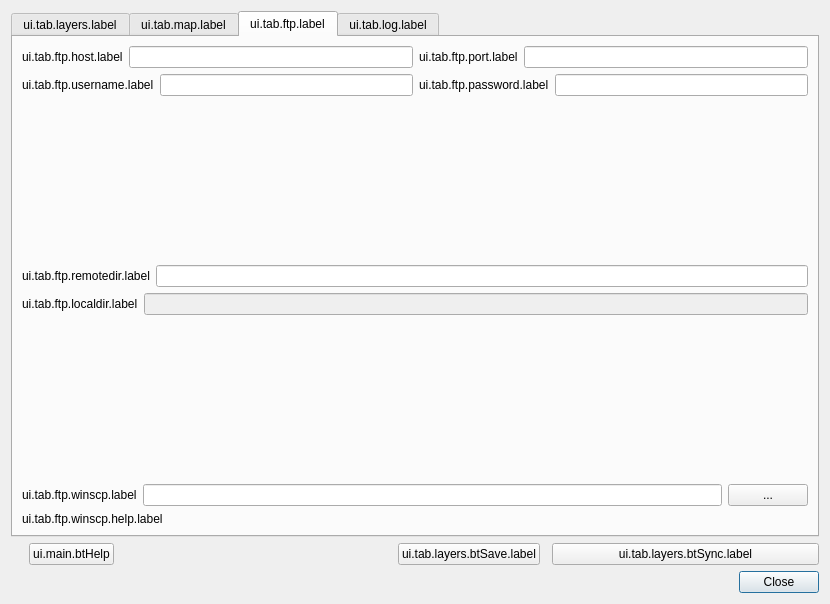
Qt form ui_lizmap.ui (3liz/lizmap-plugin) before a commit.
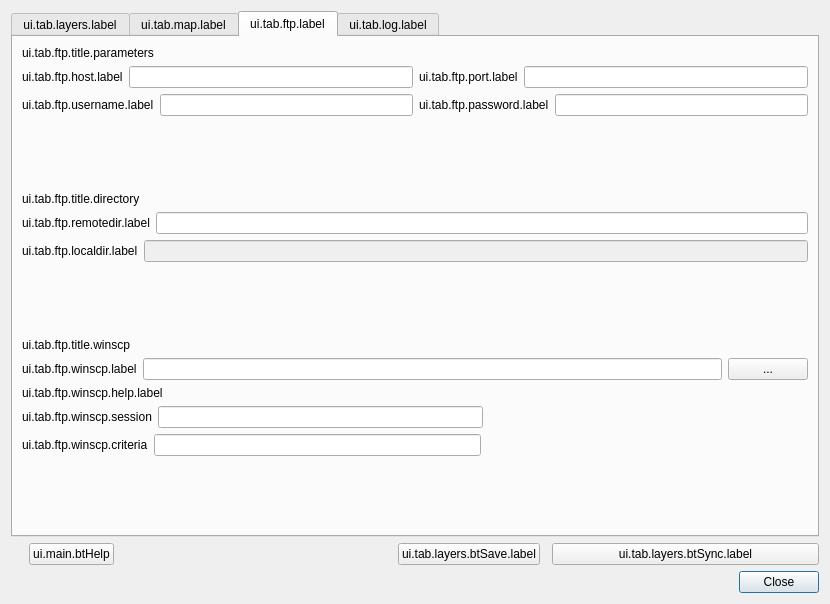
The same form after that commit. The open tabs and pages were chosen to show the change.

Diff of the .ui file:
```diff
--- a/ui_lizmap.ui
+++ b/ui_lizmap.ui
@@ -479,35 +479,27 @@
        <string>ui.tab.ftp.label</string>
       </attribute>
       <layout class="QGridLayout" name="gridLayout_10">
+       <item row="13" column="0">
+        <spacer name="verticalSpacer">
+         <property name="orientation">
+          <enum>Qt::Vertical</enum>
+         </property>
+         <property name="sizeHint" stdset="0">
+          <size>
+           <width>20</width>
+           <height>40</height>
+          </size>
+         </property>
+        </spacer>
+       </item>
        <item row="6" column="0">
-        <widget class="QLabel" name="lbWinscpHelp">
+        <widget class="QLabel" name="label_24">
          <property name="text">
-          <string>ui.tab.ftp.winscp.help.label</string>
+          <string>ui.tab.ftp.title.winscp</string>
          </property>
         </widget>
        </item>
-       <item row="4" column="0">
-        <layout class="QHBoxLayout" name="horizontalLayout_10">
-         <item>
-          <widget class="QLabel" name="lbWinscpIn">
-           <property name="text">
-            <string>ui.tab.ftp.winscp.label</string>
-           </property>
-          </widget>
-         </item>
-         <item>
-          <widget class="QLineEdit" name="inWinscpPath"/>
-         </item>
-         <item>
-          <widget class="QPushButton" name="btWinscpPath">
-           <property name="text">
-            <string>...</string>
-           </property>
-          </widget>
-         </item>
-        </layout>
-       </item>
-       <item row="0" column="0">
+       <item row="1" column="0">
         <layout class="QGridLayout" name="gridLayout_9">
          <item row="0" column="0">
           <layout class="QHBoxLayout" name="horizontalLayout">
@@ -566,7 +558,82 @@
          </item>
         </layout>
        </item>
-       <item row="2" column="0">
+       <item row="11" column="0">
+        <layout class="QHBoxLayout" name="horizontalLayout_11">
+         <item>
+          <widget class="QLabel" name="lbWinscpSession">
+           <property name="text">
+            <string>ui.tab.ftp.winscp.session</string>
+           </property>
+          </widget>
+         </item>
+         <item>
+          <widget class="QLineEdit" name="inWinscpSession"/>
+         </item>
+         <item>
+          <spacer name="horizontalSpacer_3">
+           <property name="orientation">
+            <enum>Qt::Horizontal</enum>
+           </property>
+           <property name="sizeHint" stdset="0">
+            <size>
+             <width>40</width>
+             <height>20</height>
+            </size>
+           </property>
+          </spacer>
+         </item>
+        </layout>
+       </item>
+       <item row="3" column="0">
+        <widget class="QLabel" name="label_25">
+         <property name="text">
+          <string>ui.tab.ftp.title.directory</string>
+         </property>
+        </widget>
+       </item>
+       <item row="5" column="0">
+        <spacer name="verticalSpacer_2">
+         <property name="orientation">
+          <enum>Qt::Vertical</enum>
+         </property>
+         <property name="sizeHint" stdset="0">
+          <size>
+           <width>20</width>
+           <height>40</height>
+          </size>
+         </property>
+        </spacer>
+       </item>
+       <item row="0" column="0">
+        <widget class="QLabel" name="label_26">
+         <property name="text">
+          <string>ui.tab.ftp.title.parameters</string>
+         </property>
+        </widget>
+       </item>
+       <item row="7" column="0">
+        <layout class="QHBoxLayout" name="horizontalLayout_10">
+         <item>
+          <widget class="QLabel" name="lbWinscpIn">
+           <property name="text">
+            <string>ui.tab.ftp.winscp.label</string>
+           </property>
+          </widget>
+         </item>
+         <item>
+          <widget class="QLineEdit" name="inWinscpPath"/>
+         </item>
+         <item>
+          <widget class="QPushButton" name="btWinscpPath">
+           <property name="text">
+            <string>...</string>
+           </property>
+          </widget>
+         </item>
+        </layout>
+       </item>
+       <item row="4" column="0">
         <layout class="QGridLayout" name="gridLayout_8">
          <item row="1" column="0">
           <layout class="QHBoxLayout" name="horizontalLayout_5">
@@ -602,21 +669,15 @@
          </item>
         </layout>
        </item>
-       <item row="1" column="0">
-        <spacer name="verticalSpacer">
-         <property name="orientation">
-          <enum>Qt::Vertical</enum>
+       <item row="9" column="0">
+        <widget class="QLabel" name="lbWinscpHelp">
+         <property name="text">
+          <string>ui.tab.ftp.winscp.help.label</string>
          </property>
-         <property name="sizeHint" stdset="0">
-          <size>
-           <width>20</width>
-           <height>40</height>
-          </size>
-         </property>
-        </spacer>
+        </widget>
        </item>
-       <item row="3" column="0">
-        <spacer name="verticalSpacer_2">
+       <item row="2" column="0">
+        <spacer name="verticalSpacer_3">
          <property name="orientation">
           <enum>Qt::Vertical</enum>
          </property>
@@ -628,6 +689,33 @@
          </property>
         </spacer>
        </item>
+       <item row="12" column="0">
+        <layout class="QHBoxLayout" name="horizontalLayout_14">
+         <item>
+          <widget class="QLabel" name="lbWinscpCriteria">
+           <property name="text">
+            <string>ui.tab.ftp.winscp.criteria</string>
+           </property>
+          </widget>
+         </item>
+         <item>
+          <widget class="QLineEdit" name="inWinscpCriteria"/>
+         </item>
+         <item>
+          <spacer name="horizontalSpacer_4">
+           <property name="orientation">
+            <enum>Qt::Horizontal</enum>
+           </property>
+           <property name="sizeHint" stdset="0">
+            <size>
+             <width>40</width>
+             <height>20</height>
+            </size>
+           </property>
+          </spacer>
+         </item>
+        </layout>
+       </item>
       </layout>
      </widget>
      <widget class="QWidget" name="tab_main">
```
Left out of the diff: 4 changed lines with no effect on the pictures.
